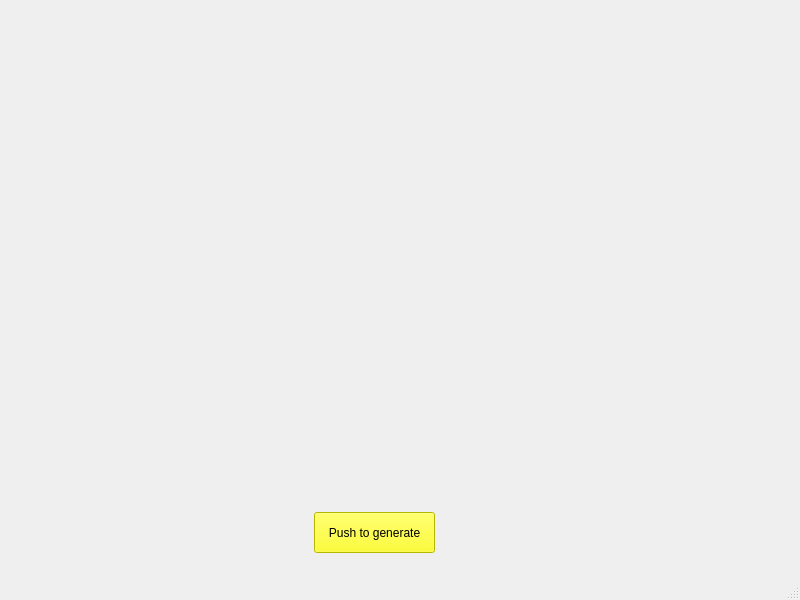
Qt form untitled.ui (Aniosss/git4) before a commit.
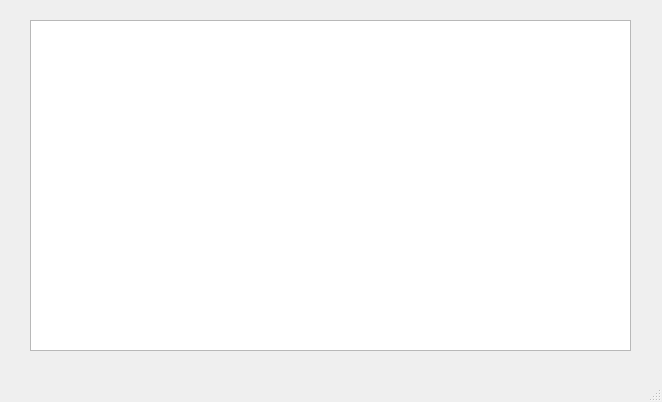
The same form after that commit.

The edit to the form file:
```diff
--- a/untitled.ui
+++ b/untitled.ui
@@ -6,29 +6,23 @@
             <rect>
                 <x>0</x>
                 <y>0</y>
-                <width>800</width>
-                <height>600</height>
+    <width>662</width>
+    <height>402</height>
             </rect>
         </property>
         <property name="windowTitle">
             <string>MainWindow</string>
         </property>
         <widget class="QWidget" name="centralwidget">
-            <widget class="QPushButton" name="pushButton">
+   <widget class="QTableWidget" name="tableWidget">
                 <property name="geometry">
                     <rect>
-                        <x>314</x>
-                        <y>512</y>
-                        <width>121</width>
-                        <height>41</height>
-                    </rect>
-                </property>
-                <property name="styleSheet">
-                    <string notr="true">background-color: rgb(255, 255, 0);</string>
-                </property>
-                <property name="text">
-                    <string>Push to generate</string>
-                </property>
+      <x>30</x>
+      <y>20</y>
+      <width>601</width>
+      <height>331</height>
+     </rect>
+    </property>
             </widget>
         </widget>
         <widget class="QMenuBar" name="menubar">
```
Left out of the diff: 2 changed lines with no effect on the pictures. Lines whose indentation alone changed are shown as unchanged.
